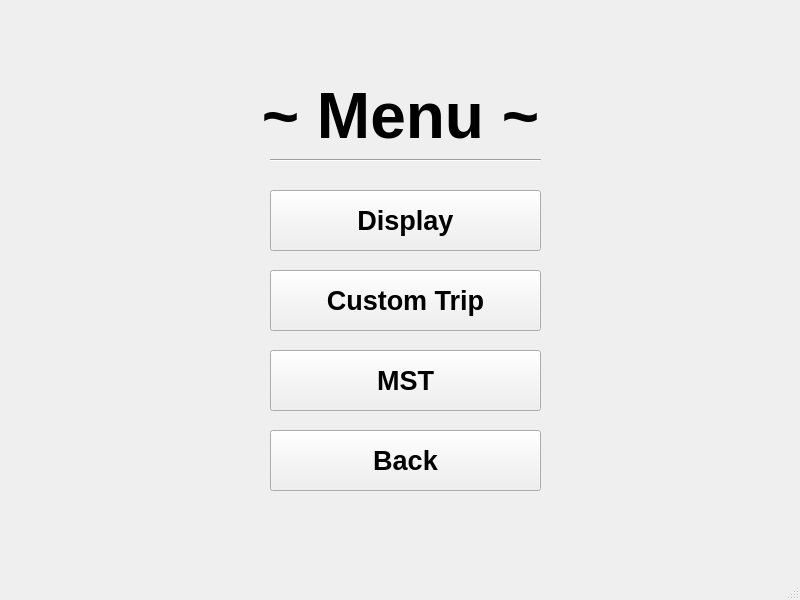
First picture: the form in CS1D-project-2- real/Project/Project-2/menuselectwindow.ui, repository KasimRashid/CS1D-project-2, before the edit.
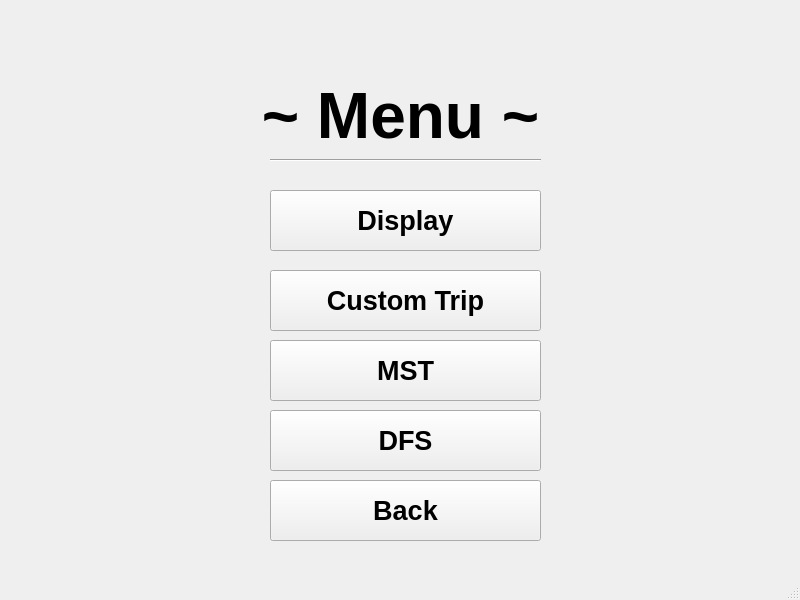
Second picture: the form after the edit.

Diff of the .ui file:
```diff
--- a/CS1D-project-2- real/Project/Project-2/menuselectwindow.ui
+++ b/CS1D-project-2- real/Project/Project-2/menuselectwindow.ui
@@ -56,7 +56,7 @@
     <property name="geometry">
      <rect>
       <x>270</x>
-      <y>430</y>
+      <y>480</y>
       <width>271</width>
       <height>61</height>
      </rect>
@@ -110,7 +110,7 @@
     <property name="geometry">
      <rect>
       <x>270</x>
-      <y>350</y>
+      <y>340</y>
       <width>271</width>
       <height>61</height>
      </rect>
@@ -125,6 +125,25 @@
      <string>MST</string>
     </property>
    </widget>
+   <widget class="QPushButton" name="dfsButton">
+    <property name="geometry">
+     <rect>
+      <x>270</x>
+      <y>410</y>
+      <width>271</width>
+      <height>61</height>
+     </rect>
+    </property>
+    <property name="font">
+     <font>
+      <pointsize>20</pointsize>
+      <bold>true</bold>
+     </font>
+    </property>
+    <property name="text">
+     <string>DFS</string>
+    </property>
+   </widget>
   </widget>
   <widget class="QMenuBar" name="menubar">
    <property name="geometry">
```
